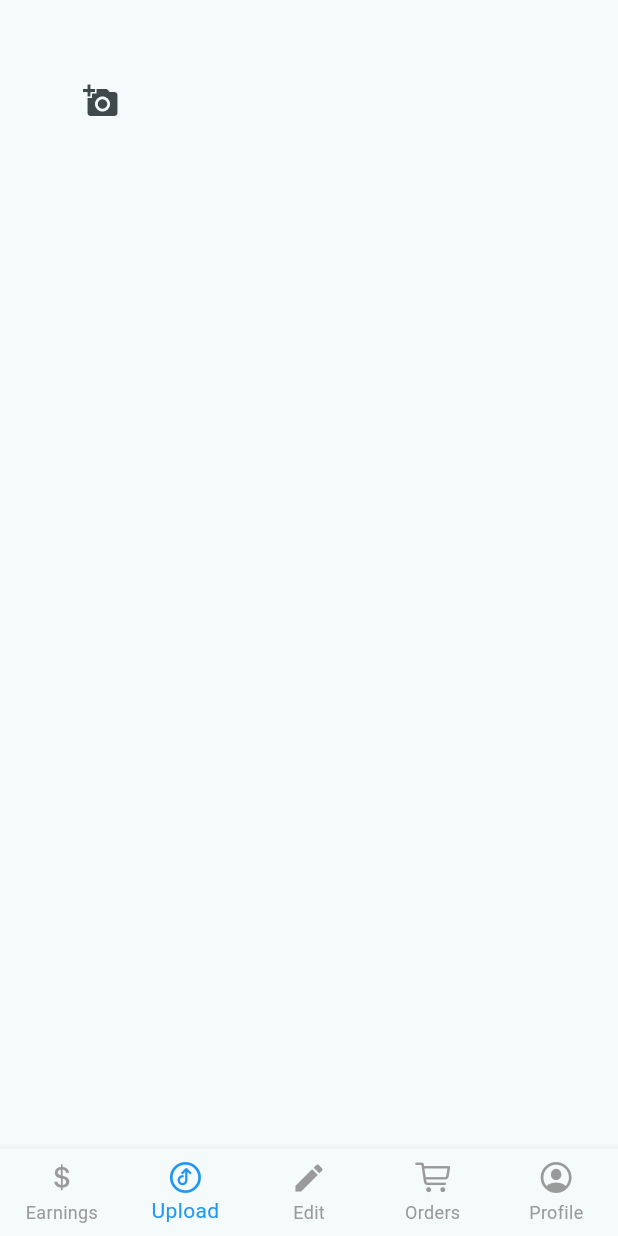
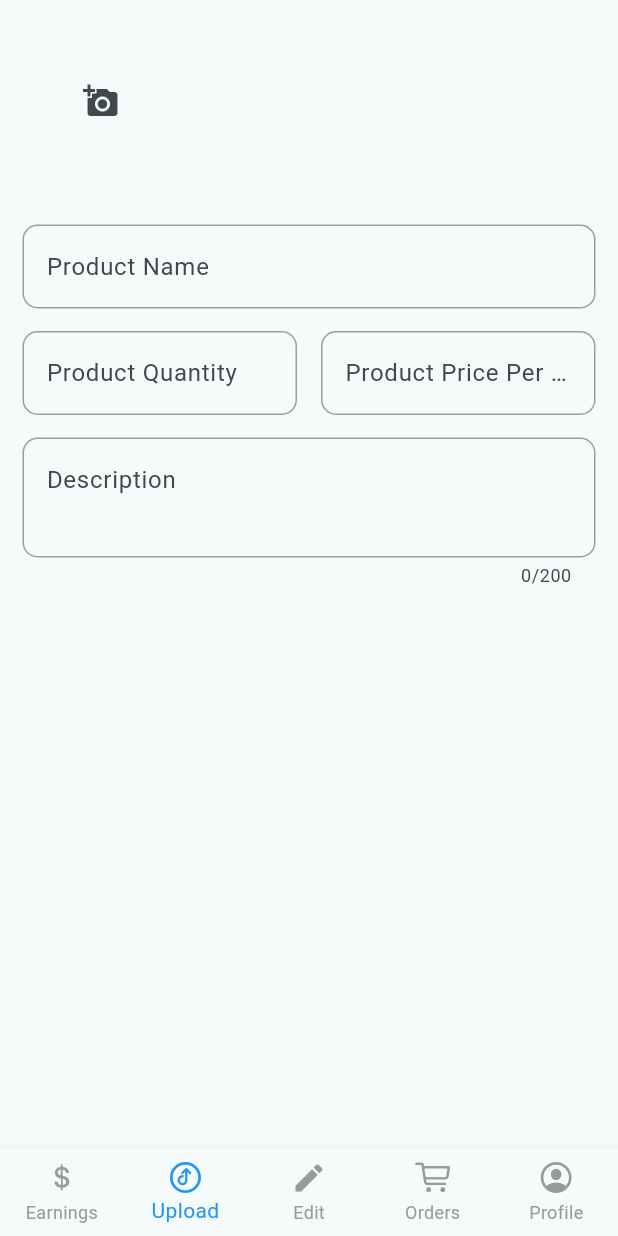
Before and after one commit to Sukhmeetsingh306/store_app, a Flutter app: the UserSellerScreen screen opened by its route, item 2 of the bottom bar chosen, on a phone screen of 412 x 824 dp. Run offline on Flutter 3.47's test engine with Material 3 defaults, Android fonts, the phone set to English and light mode, and no system bars; our stand-ins replace file_picker, flutter_riverpod, flutter_svg, go_router, google_fonts, image_picker and 4 more; missing offline and left inert: cloudinary_public, dart:html, flutter_admin_scaffold, random_avatar; accounts and stored records are empty.

Commit message:
feat: add product details form to UploadUserSellerScreen with validation

```diff
--- a/multi_vendor/lib/screen/seller/user_screen/upload_user_seller_screen.dart
+++ b/multi_vendor/lib/screen/seller/user_screen/upload_user_seller_screen.dart
@@ -3,6 +3,8 @@ import 'dart:io';
 import 'package:file_picker/file_picker.dart';
 import 'package:flutter/material.dart';
 import 'package:image_picker/image_picker.dart';
+import 'package:multi_vendor/utils/widget/form/textForm_form.dart';
+import 'package:multi_vendor/utils/widget/space_widget_utils.dart';
 
 class UploadUserSellerScreen extends StatefulWidget {
   const UploadUserSellerScreen({super.key});
@@ -13,6 +15,8 @@ class UploadUserSellerScreen extends StatefulWidget {
 
 class _UploadUserSellerScreenState extends State<UploadUserSellerScreen> {
   final ImagePicker _picker = ImagePicker();
+
+  final TextEditingController _productController = TextEditingController();
 
   List<XFile>? imageFileList = [];
 
@@ -121,6 +125,65 @@ class _UploadUserSellerScreenState extends State<UploadUserSellerScreen> {
                   );
           },
         ),
+        Padding(
+          padding: EdgeInsets.symmetric(horizontal: 15, vertical: 15),
+          child: Column(
+            mainAxisAlignment: MainAxisAlignment.center,
+            children: [
+              textFormField(
+                _productController,
+                'Product Name',
+                (val) {},
+              ),
+              sizedBoxH15(),
+              Row(
+                children: [
+                  Expanded(
+                    child: textFormField(
+                      _productController,
+                      'Product Quantity',
+                      (val) {},
+                      keyboardType: TextInputType.number,
+                    ),
+                  ),
+                  const SizedBox(width: 16), // spacing between fields
+                  Expanded(
+                    child: textFormField(
+                      _productController, // use a separate controller
+                      'Product Price Per Unit',
+                      (val) {},
+                      keyboardType: TextInputType.number,
+                    ),
+                  ),
+                ],
+              ),
+              sizedBoxH15(),
+              textFormField(
+                _productController,
+                'Description',
+                (value) {
+                  if (value == null || value.trim().isEmpty) {
+                    return 'Description is required';
+                  } else if (value.length < 50) {
+                    return 'Minimum 50 characters required';
+                  } else if (value.length > 200) {
+                    return 'Maximum 200 characters allowed';
+                  }
+                  return null;
+                },
+                minLines: 2,
+                maxLines: 10,
+                maxLength: 200,
+                keyboardType: TextInputType.multiline,
+                onChanged: (value) {
+                  setState(() {
+                    //descriptionCharCount = value.length;
+                  });
+                },
+              ),
+            ],
+          ),
+        )
       ],
     );
   }
```
